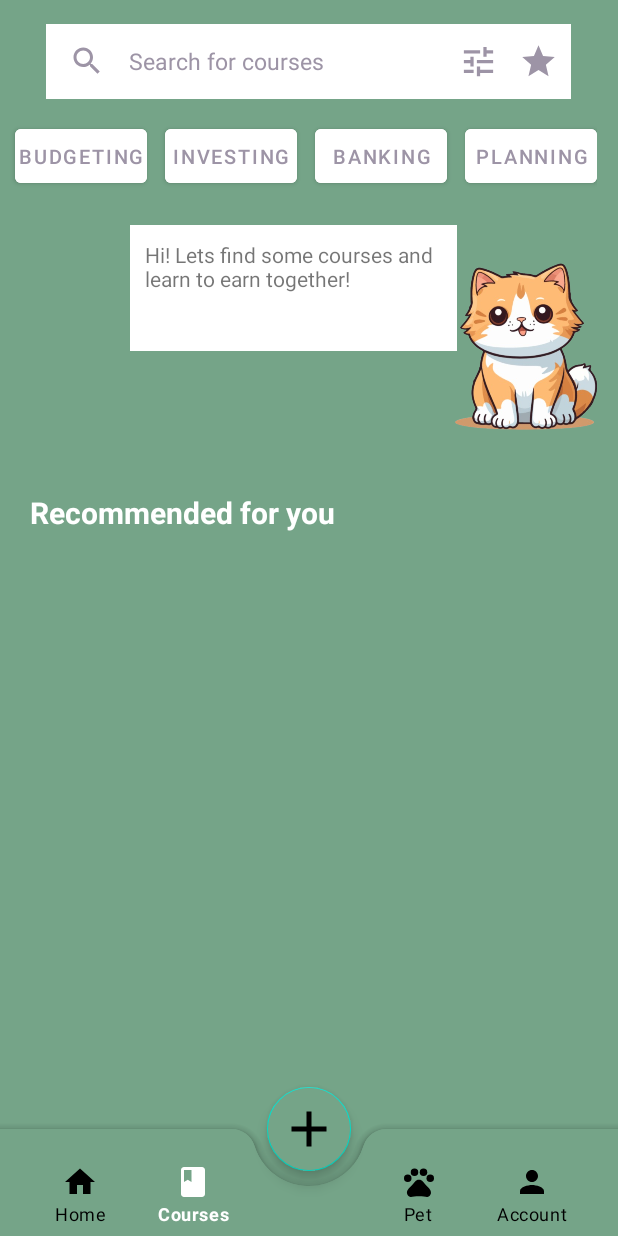
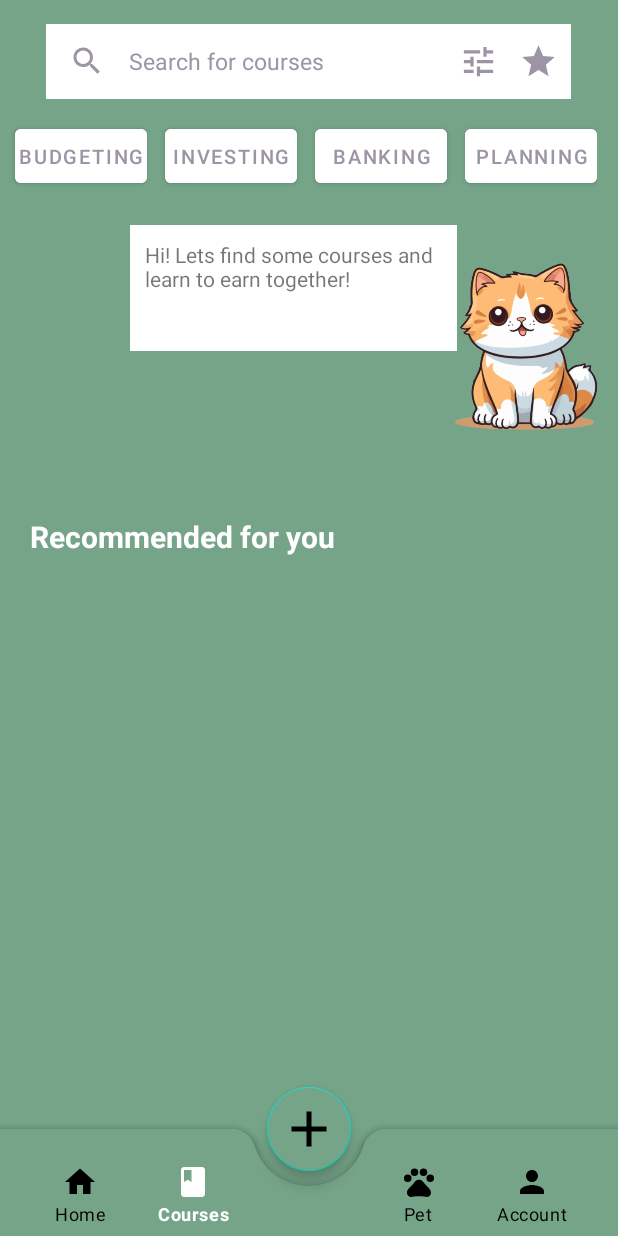
Before and after one commit to samanthalz/FinancialCompanion, an Android app built with Jetpack Compose: the CoursesFragment screen opened through its navigation route, on a phone screen of 412 x 824 dp. Run offline under Robolectric (Android 15) with nearby library versions, the light colour scheme and no system bars; our stand-ins replace Firebase (no records; nobody signed in at launch, a user with empty details on screens opened directly), navigation-ui; libraries missing offline, so code that uses them is left out: com.github.mikephil.charting; 1 statement that could not run was skipped.

Commit message:
adjusted layout

```diff
--- a/app/src/main/res/layout/fragment_courses.xml
+++ b/app/src/main/res/layout/fragment_courses.xml
@@ -131,12 +131,16 @@
         android:contentDescription="@string/pet"
         />
 
+    <RelativeLayout
+        android:layout_width="match_parent"
+        android:layout_height="480dp"
+        android:layout_gravity="bottom">
     <TextView
+        android:id="@+id/recommend_text"
         android:layout_width="208dp"
         android:layout_height="27dp"
         android:layout_gravity="start|center"
         android:layout_marginStart="20dp"
-        android:layout_marginBottom="70dp"
         android:text="@string/recommended"
         android:textColor="@color/white"
         android:textStyle="bold"
@@ -145,9 +149,9 @@
 
     <RelativeLayout
         android:layout_width="match_parent"
-        android:layout_height="480dp"
-        android:layout_gravity="bottom">
-
+        android:layout_height="wrap_content"
+        android:layout_gravity="bottom"
+        android:layout_below="@id/recommend_text">
 
             <androidx.recyclerview.widget.RecyclerView
                 android:id="@+id/course_list"
@@ -155,7 +159,7 @@
                 android:layout_height="wrap_content" />
 
 
-
+    </RelativeLayout>
 
     </RelativeLayout>
 
```
